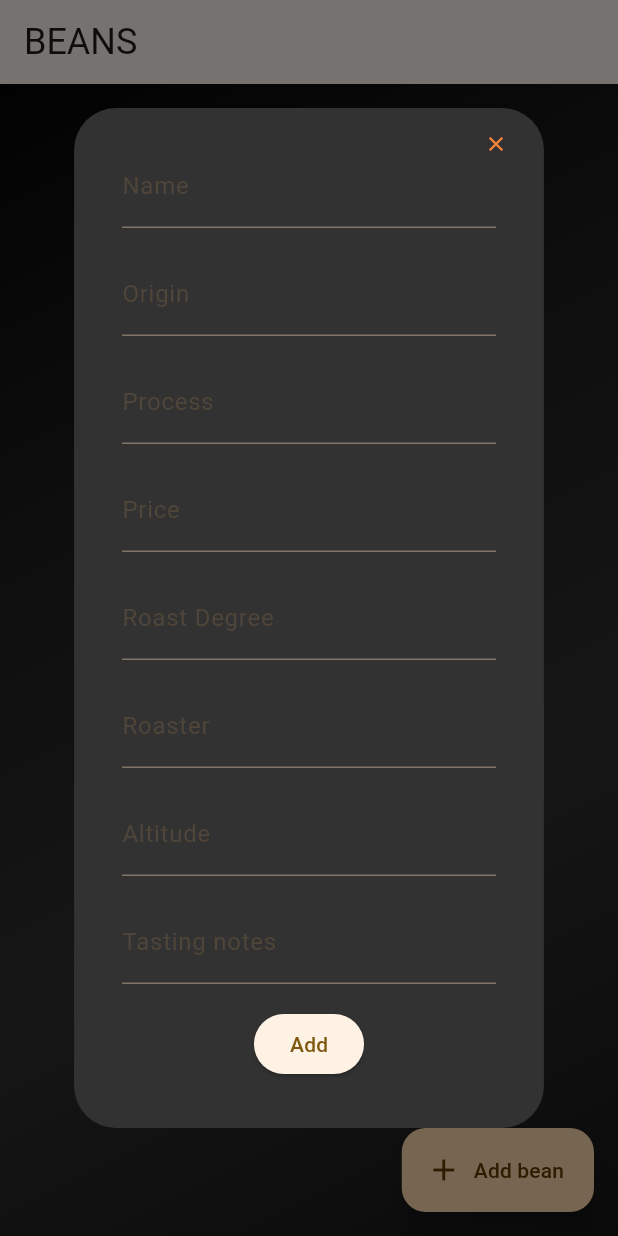
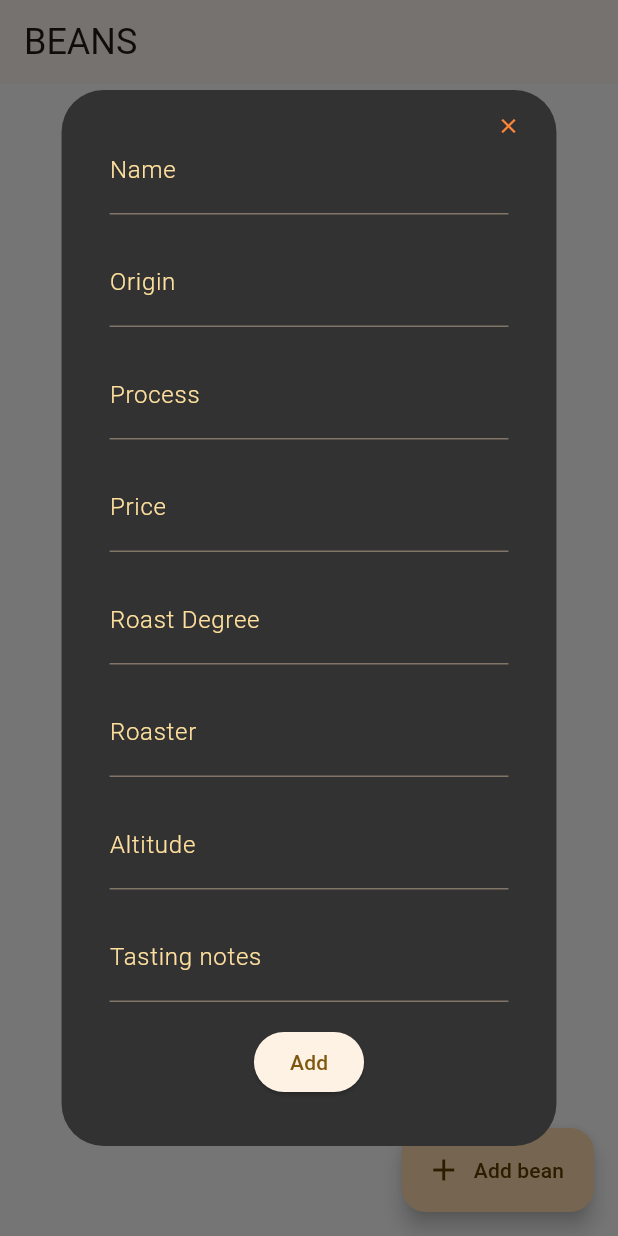
Before and after one commit to Tatok-n/beanBoi-frontend, a Flutter app: the screen it shows after launch, after a tap on "Add bean", on a phone screen of 412 x 824 dp. Run offline on Flutter 3.47's test engine with Material 3 defaults, Android fonts, the phone set to English and light mode, and no system bars; our stand-ins replace simple_animations, supercharged; network calls fail.

Commit message:
Some style changes

```diff
--- a/beanboi_frontend/lib/widgets/PlasmaBackgound/plasma.dart
+++ b/beanboi_frontend/lib/widgets/PlasmaBackgound/plasma.dart
@@ -1,10 +1,13 @@
 import 'package:flutter/material.dart';
 import 'package:supercharged/supercharged.dart';
 import 'package:simple_animations/simple_animations.dart';
+import 'package:beanboi_frontend/widgets/displayUtils/userPrefs.dart';
 
 class Plasma extends StatelessWidget {
+  Userprefs prefs = Userprefs();
   @override
   Widget build(BuildContext context) {
+
     return Container(
       decoration: BoxDecoration(
         gradient: LinearGradient(
@@ -13,9 +16,7 @@ class Plasma extends StatelessWidget {
           end: Alignment.bottomRight,
           colors: [
             Color(0xff000000),
-            Color(0xff1d1d1d),
-            Color(0xff303030),
-            Color(0xff161616),
+            Color(0xff000000)
           ],
           stops: [
             0,
--- a/beanboi_frontend/lib/widgets/beanDisplay.dart
+++ b/beanboi_frontend/lib/widgets/beanDisplay.dart
@@ -110,7 +110,7 @@ class _BeansState extends State<BeansDisplay> {
           body: isLoading
               ? Center(child: CircularProgressIndicator())
               : beans.isEmpty
-                  ? Center(child: Text("No beans found."))
+                  ? Center(child: Text("No beans?", style: prefs.smallHeading ))
                   : ListView.builder(
                       itemCount: beans.length,
                       itemBuilder: (context, index) {
--- a/beanboi_frontend/lib/widgets/displayUtils/beanDialog.dart
+++ b/beanboi_frontend/lib/widgets/displayUtils/beanDialog.dart
@@ -10,6 +10,7 @@ class Beandialog extends StatelessWidget {
   final String buttonText;
   final Function saveFunction;
   bool formComplete = false;
+  final Userprefs prefs = Userprefs();
 
   Beandialog({
     required this.initialValues,
@@ -97,8 +98,11 @@ class Beandialog extends StatelessWidget {
     return Padding(
                 padding: const EdgeInsets.all(8),
                 child: TextFormField(
+                  style: prefs.smallInputText,
                   initialValue: initialValues[keyToEdit],
                   decoration: InputDecoration(
+                      labelStyle : prefs.smallInputLabel,
+                      counterStyle: prefs.smallInputText,
                       hintText: hintText,
                       labelText: labelText),
                   onSaved: (newValue) =>
@@ -117,9 +121,12 @@ class Beandialog extends StatelessWidget {
 
                 padding: const EdgeInsets.all(8),
                 child: TextFormField(
+                  style: prefs.smallInputText,
                   validator : validator,
                   initialValue: initialValues[keyToEdit].toString(),
                   decoration: InputDecoration(
+                      labelStyle : prefs.smallInputLabel,
+                      counterStyle: prefs.smallInputText,
                       hintText: hintText,
                       labelText: labelText),
                   onSaved: onSaved,
--- a/beanboi_frontend/lib/widgets/displayUtils/dataCard.dart
+++ b/beanboi_frontend/lib/widgets/displayUtils/dataCard.dart
@@ -65,7 +65,7 @@ class DataCard extends StatelessWidget {
                       },
                       child: Row(
                         mainAxisSize: MainAxisSize.min,
-                        children: [Icon(Icons.delete), Text("Edit")],
+                        children: [Icon(Icons.edit), Text("Edit")],
                       ),
                     ),
                   ), Padding(
@@ -77,7 +77,7 @@ class DataCard extends StatelessWidget {
                       },
                       child: Row(
                         mainAxisSize: MainAxisSize.min,
-                        children: [Icon(Icons.edit), Text("Delete")],
+                        children: [Icon(Icons.delete), Text("Delete")],
                       ),
                     ),
                   )
--- a/beanboi_frontend/lib/widgets/displayUtils/userPrefs.dart
+++ b/beanboi_frontend/lib/widgets/displayUtils/userPrefs.dart
@@ -3,6 +3,8 @@ import 'package:flutter/material.dart';
 class Userprefs {
   bool darkTheme = true;
   Color mainAccent = Color.fromARGB(255, 255, 174, 0);
+  Color mainAccent_dark = Color.fromARGB(255, 32, 22, 0);
+  Color mainAccent_faded = Color.fromARGB(255, 255, 224, 158);
   Color accent2 = Color.fromARGB(255, 255, 134, 54);
   Color accent3 = Color.fromARGB(255, 36, 211, 255);
 
@@ -18,6 +20,8 @@ class Userprefs {
 
   TextStyle get smallHeading => TextStyle(fontFamily: 'Roboto', fontSize: mediumFont, color: white1, fontWeight: FontWeight.bold);
   TextStyle get smallText => TextStyle(fontFamily: 'Roboto', fontSize: smallFont, color: white1, fontWeight: FontWeight.w300);
+  TextStyle get smallInputLabel => TextStyle(fontFamily: 'Roboto', fontSize: smallFont, color: mainAccent_faded, fontWeight: FontWeight.w300);
+  TextStyle get smallInputText => TextStyle(fontFamily: 'Roboto', fontSize: mediumFont, color: white1, fontWeight: FontWeight.w100);
 
 
 }
```
